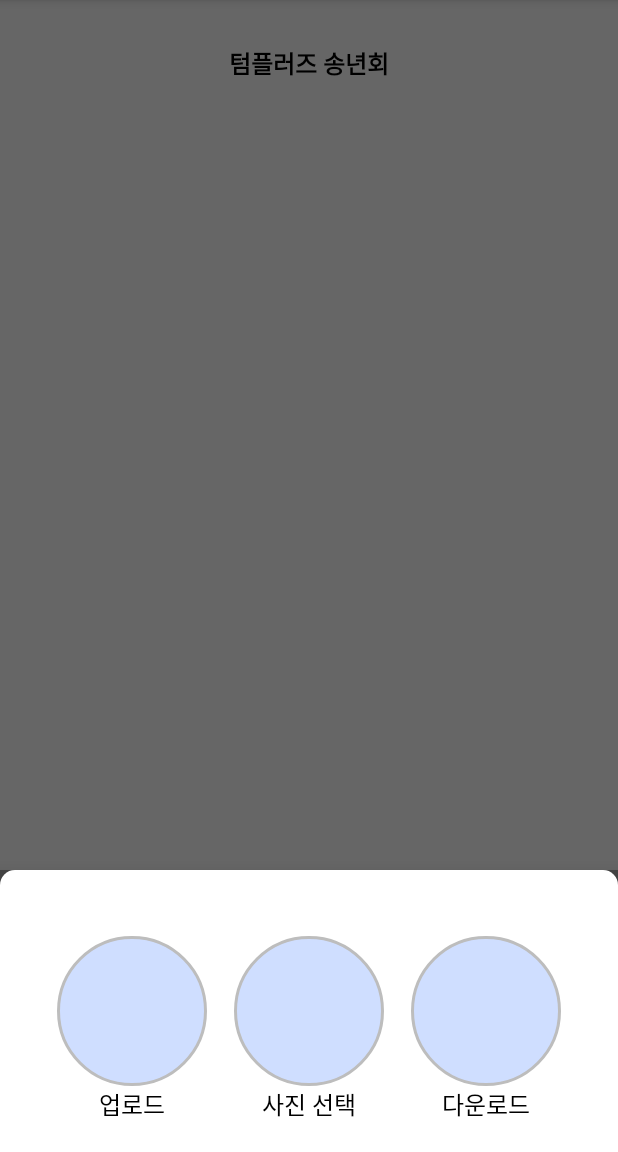
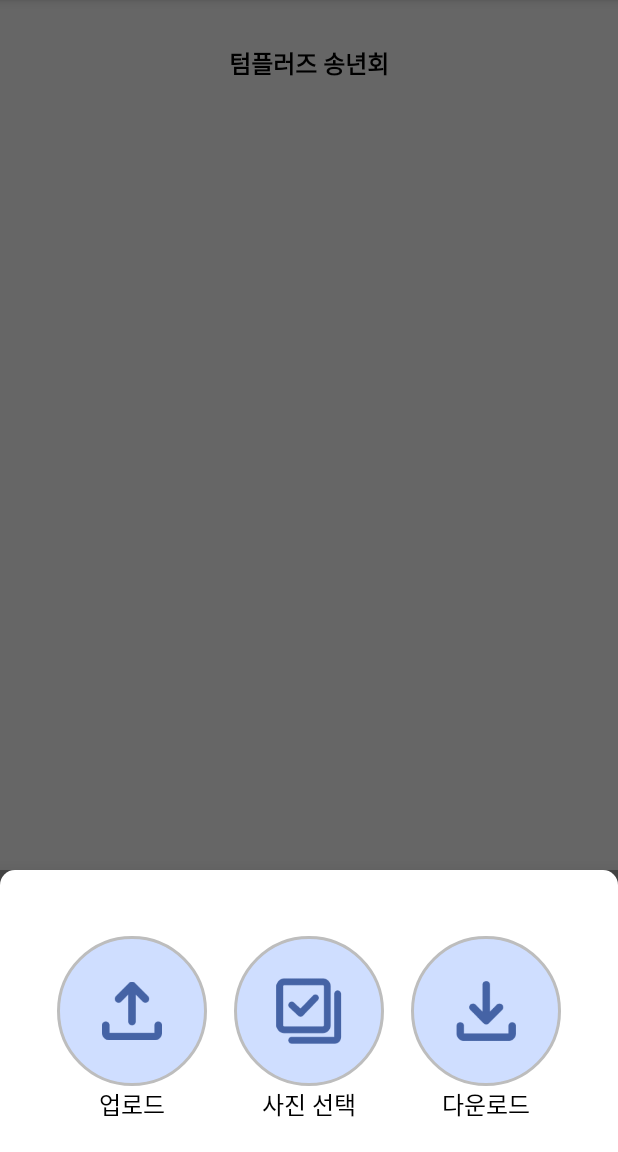
Before and after one commit to flowmiin/Picat, an Android app: the SharePictureActivity screen opened directly, with no data from a screen before it, after a tap on an icon or button, on a phone screen of 412 x 824 dp, the part 84-1236 px from its top. Run offline under Robolectric (Android 15) with nearby library versions, the phone set to English and light mode, and no system bars.

Commit message:
style: src 뜨지 않는 오류 수정

```diff
--- a/app/src/main/java/com/tumblers/picat/SharePictureActivity.kt
+++ b/app/src/main/java/com/tumblers/picat/SharePictureActivity.kt
@@ -6,6 +6,7 @@ import android.os.Bundle
 import android.provider.MediaStore
 import android.view.LayoutInflater
 import android.widget.Button
+import android.widget.ImageButton
 import androidx.activity.result.ActivityResultLauncher
 import androidx.activity.result.contract.ActivityResultContracts
 import androidx.appcompat.app.AppCompatActivity
@@ -50,7 +51,7 @@ class SharePictureActivity: AppCompatActivity(){
         }
 
         //바텀시트 내 업로드 버튼
-        bottomSheetView.findViewById<Button>(R.id.bottomsheet_upload_button).setOnClickListener {
+        bottomSheetView.findViewById<ImageButton>(R.id.bottomsheet_upload_button).setOnClickListener {
             // 갤러리 호출
             val intent = Intent(Intent.ACTION_PICK)
             intent.data = MediaStore.Images.Media.EXTERNAL_CONTENT_URI
@@ -59,6 +60,8 @@ class SharePictureActivity: AppCompatActivity(){
             intent.putExtra(Intent.EXTRA_ALLOW_MULTIPLE, true)
             intent.action = Intent.ACTION_GET_CONTENT
             activityResult.launch(intent)
+
+            bottomSheetDialog.hide()
         }
 
     }
--- a/app/src/main/res/layout/bottomsheet_content.xml
+++ b/app/src/main/res/layout/bottomsheet_content.xml
@@ -16,8 +16,8 @@
         android:layout_height="100dp"
         android:scaleType="fitCenter"
         android:padding="30dp"
-        tools:src="@drawable/bottomsheet_upload"
         android:background="@drawable/round_button_shape"
+        android:src="@drawable/bottomsheet_upload"
         android:textSize="20sp"
         app:layout_constraintBottom_toBottomOf="parent"
         app:layout_constraintLeft_toLeftOf="parent"
@@ -43,8 +43,8 @@
         android:layout_height="100dp"
         android:scaleType="fitCenter"
         android:padding="28dp"
-        tools:src="@drawable/bottomsheet_select"
         android:background="@drawable/round_button_shape"
+        android:src="@drawable/bottomsheet_select"
         android:textSize="20sp"
         app:layout_constraintBottom_toBottomOf="parent"
         app:layout_constraintLeft_toLeftOf="parent"
@@ -69,8 +69,8 @@
         android:layout_height="100dp"
         android:scaleType="fitCenter"
         android:padding="30dp"
-        tools:src="@drawable/bottomsheet_download"
         android:background="@drawable/round_button_shape"
+        android:src="@drawable/bottomsheet_download"
         android:textSize="20sp"
         app:layout_constraintBottom_toBottomOf="parent"
         app:layout_constraintLeft_toRightOf="@+id/bottomsheet_select_button"
```
